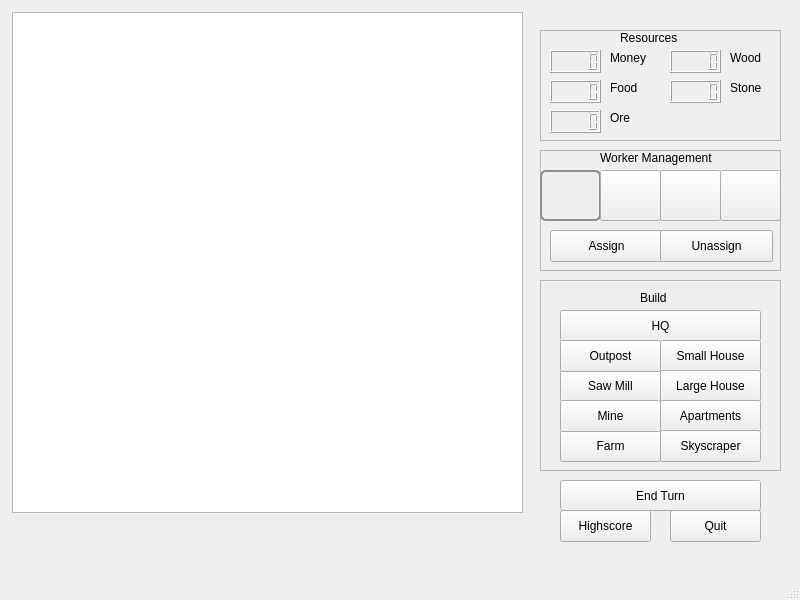
Before: the Qt Designer form Game/mapwindow.ui in hoanhle/Colonization-Game, drawn with Qt 5.
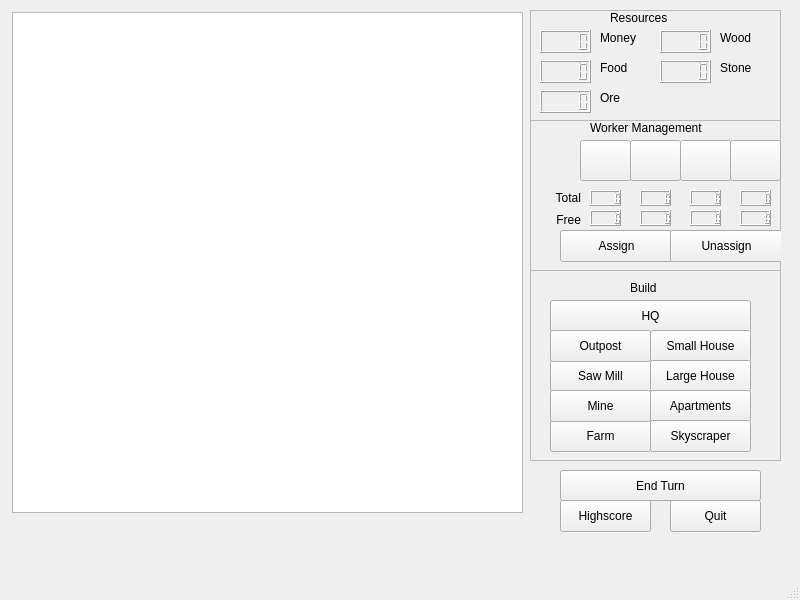
After: the same form once the commit is applied. Icons and pictures are not drawn.

Patch:
```diff
--- a/Game/mapwindow.ui
+++ b/Game/mapwindow.ui
@@ -29,13 +29,16 @@
       <verstretch>0</verstretch>
      </sizepolicy>
     </property>
+    <property name="autoFillBackground">
+     <bool>false</bool>
+    </property>
    </widget>
    <widget class="QFrame" name="frame">
     <property name="geometry">
      <rect>
-      <x>540</x>
-      <y>30</y>
-      <width>241</width>
+      <x>530</x>
+      <y>10</y>
+      <width>251</width>
       <height>111</height>
      </rect>
     </property>
@@ -177,9 +180,9 @@
    <widget class="QFrame" name="frame_2">
     <property name="geometry">
      <rect>
-      <x>540</x>
-      <y>280</y>
-      <width>241</width>
+      <x>530</x>
+      <y>270</y>
+      <width>251</width>
       <height>191</height>
      </rect>
     </property>
@@ -323,10 +326,10 @@
    <widget class="QFrame" name="frame_3">
     <property name="geometry">
      <rect>
-      <x>540</x>
-      <y>150</y>
-      <width>241</width>
-      <height>121</height>
+      <x>530</x>
+      <y>120</y>
+      <width>251</width>
+      <height>151</height>
      </rect>
     </property>
     <property name="frameShape">
@@ -335,24 +338,11 @@
     <property name="frameShadow">
      <enum>QFrame::Raised</enum>
     </property>
-    <widget class="QLabel" name="label_8">
-     <property name="geometry">
-      <rect>
-       <x>60</x>
-       <y>0</y>
-       <width>131</width>
-       <height>16</height>
-      </rect>
-     </property>
-     <property name="text">
-      <string>Worker Management</string>
-     </property>
-    </widget>
     <widget class="QPushButton" name="assignButton">
      <property name="geometry">
       <rect>
-       <x>10</x>
-       <y>80</y>
+       <x>30</x>
+       <y>110</y>
        <width>113</width>
        <height>32</height>
       </rect>
@@ -364,8 +354,8 @@
     <widget class="QPushButton" name="unassignButton">
      <property name="geometry">
       <rect>
-       <x>120</x>
-       <y>80</y>
+       <x>140</x>
+       <y>110</y>
        <width>113</width>
        <height>32</height>
       </rect>
@@ -377,16 +367,23 @@
     <widget class="QPushButton" name="bwButton">
      <property name="geometry">
       <rect>
-       <x>0</x>
+       <x>50</x>
        <y>20</y>
-       <width>61</width>
-       <height>51</height>
+       <width>51</width>
+       <height>41</height>
       </rect>
      </property>
+     <property name="autoFillBackground">
+      <bool>false</bool>
+     </property>
      <property name="styleSheet">
-      <string notr="true">border-image: url(:/workerIcons/worker.png);
-border: 2px solid #8f8f91;
-border-radius: 6px;</string>
+      <string notr="true">
+
+
+
+
+
+</string>
      </property>
      <property name="text">
       <string/>
@@ -397,18 +394,21 @@
      <property name="default">
       <bool>false</bool>
      </property>
+     <property name="flat">
+      <bool>false</bool>
+     </property>
     </widget>
     <widget class="QPushButton" name="farmerButton">
      <property name="geometry">
       <rect>
-       <x>60</x>
+       <x>100</x>
        <y>20</y>
-       <width>61</width>
-       <height>51</height>
+       <width>51</width>
+       <height>41</height>
       </rect>
      </property>
      <property name="styleSheet">
-      <string notr="true">border-image: url(:/workerIcons/tractor.png)
+      <string notr="true">
 </string>
      </property>
      <property name="text">
@@ -420,18 +420,22 @@
      <property name="default">
       <bool>false</bool>
      </property>
+     <property name="flat">
+      <bool>false</bool>
+     </property>
     </widget>
     <widget class="QPushButton" name="loggerButton">
      <property name="geometry">
       <rect>
-       <x>120</x>
+       <x>150</x>
        <y>20</y>
-       <width>61</width>
-       <height>51</height>
+       <width>51</width>
+       <height>41</height>
       </rect>
      </property>
      <property name="styleSheet">
-      <string notr="true">border-image: url(:/workerIcons/axe.png)</string>
+      <string notr="true">
+</string>
      </property>
      <property name="text">
       <string/>
@@ -443,14 +447,15 @@
     <widget class="QPushButton" name="minerButton">
      <property name="geometry">
       <rect>
-       <x>180</x>
+       <x>200</x>
        <y>20</y>
-       <width>61</width>
-       <height>51</height>
+       <width>51</width>
+       <height>41</height>
       </rect>
      </property>
      <property name="styleSheet">
-      <string notr="true">border-image: url(:/workerIcons/mine.png)</string>
+      <string notr="true">
+</string>
      </property>
      <property name="text">
       <string/>
@@ -459,12 +464,137 @@
       <bool>false</bool>
      </property>
     </widget>
+    <widget class="QLabel" name="label">
+     <property name="geometry">
+      <rect>
+       <x>10</x>
+       <y>70</y>
+       <width>41</width>
+       <height>16</height>
+      </rect>
+     </property>
+     <property name="text">
+      <string>Total</string>
+     </property>
+     <property name="alignment">
+      <set>Qt::AlignRight|Qt::AlignTrailing|Qt::AlignVCenter</set>
+     </property>
+    </widget>
+    <widget class="QLabel" name="label_2">
+     <property name="geometry">
+      <rect>
+       <x>10</x>
+       <y>90</y>
+       <width>41</width>
+       <height>20</height>
+      </rect>
+     </property>
+     <property name="text">
+      <string>Free</string>
+     </property>
+     <property name="alignment">
+      <set>Qt::AlignRight|Qt::AlignTrailing|Qt::AlignVCenter</set>
+     </property>
+    </widget>
+    <widget class="QLCDNumber" name="lcdNumber">
+     <property name="geometry">
+      <rect>
+       <x>60</x>
+       <y>70</y>
+       <width>31</width>
+       <height>16</height>
+      </rect>
+     </property>
+    </widget>
+    <widget class="QLCDNumber" name="lcdNumber_2">
+     <property name="geometry">
+      <rect>
+       <x>60</x>
+       <y>90</y>
+       <width>31</width>
+       <height>16</height>
+      </rect>
+     </property>
+    </widget>
+    <widget class="QLCDNumber" name="lcdNumber_3">
+     <property name="geometry">
+      <rect>
+       <x>110</x>
+       <y>90</y>
+       <width>31</width>
+       <height>16</height>
+      </rect>
+     </property>
+    </widget>
+    <widget class="QLCDNumber" name="lcdNumber_4">
+     <property name="geometry">
+      <rect>
+       <x>110</x>
+       <y>70</y>
+       <width>31</width>
+       <height>16</height>
+      </rect>
+     </property>
+    </widget>
+    <widget class="QLCDNumber" name="lcdNumber_5">
+     <property name="geometry">
+      <rect>
+       <x>160</x>
+       <y>90</y>
+       <width>31</width>
+       <height>16</height>
+      </rect>
+     </property>
+    </widget>
+    <widget class="QLCDNumber" name="lcdNumber_6">
+     <property name="geometry">
+      <rect>
+       <x>160</x>
+       <y>70</y>
+       <width>31</width>
+       <height>16</height>
+      </rect>
+     </property>
+    </widget>
+    <widget class="QLCDNumber" name="lcdNumber_7">
+     <property name="geometry">
+      <rect>
+       <x>210</x>
+       <y>90</y>
+       <width>31</width>
+       <height>16</height>
+      </rect>
+     </property>
+    </widget>
+    <widget class="QLCDNumber" name="lcdNumber_8">
+     <property name="geometry">
+      <rect>
+       <x>210</x>
+       <y>70</y>
+       <width>31</width>
+       <height>16</height>
+      </rect>
+     </property>
+    </widget>
+    <widget class="QLabel" name="label_8">
+     <property name="geometry">
+      <rect>
+       <x>60</x>
+       <y>0</y>
+       <width>131</width>
+       <height>16</height>
+      </rect>
+     </property>
+     <property name="text">
+      <string>Worker Management</string>
+     </property>
+    </widget>
    </widget>
    <widget class="QPushButton" name="pushButton">
     <property name="geometry">
      <rect>
       <x>560</x>
-      <y>480</y>
+      <y>470</y>
       <width>201</width>
       <height>31</height>
      </rect>
@@ -477,7 +607,7 @@
     <property name="geometry">
      <rect>
       <x>670</x>
-      <y>510</y>
+      <y>500</y>
       <width>91</width>
       <height>32</height>
      </rect>
@@ -490,7 +620,7 @@
     <property name="geometry">
      <rect>
       <x>560</x>
-      <y>510</y>
+      <y>500</y>
       <width>91</width>
       <height>32</height>
      </rect>
```
